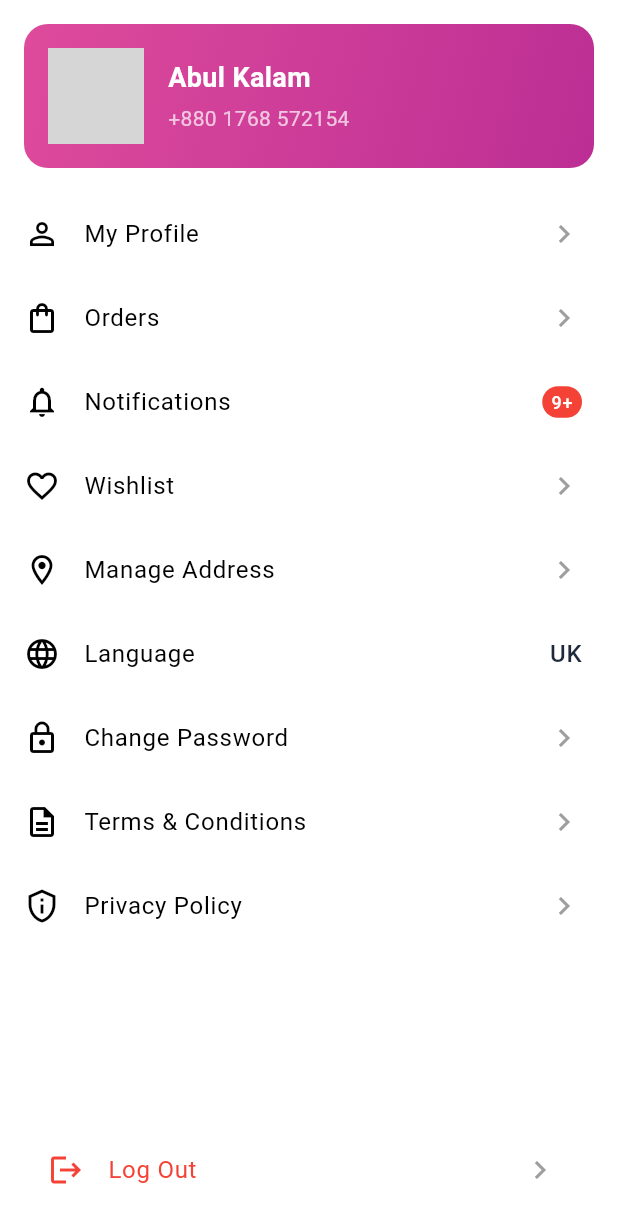
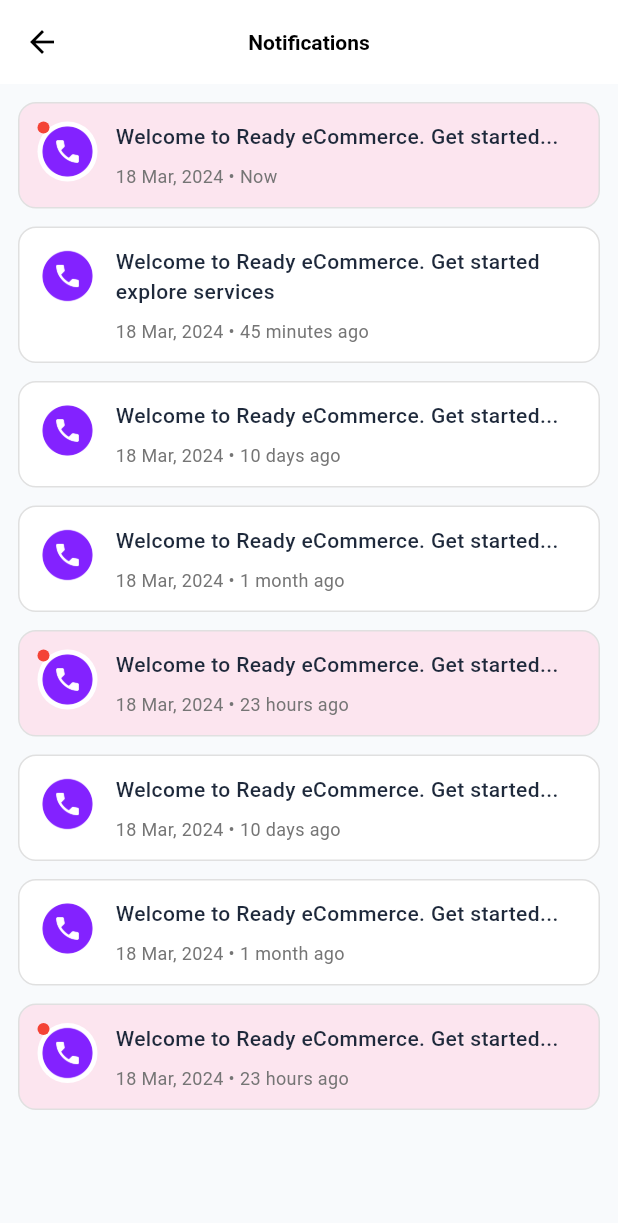
Before and after one commit to mdshakilhossain720/E-Commerce-Shopping-App, a Flutter app: the ProfileScreen screen opened directly, after a tap on "Notifications", on a phone screen of 412 x 824 dp. Shown: the top 1223 px of the screen. Run offline on Flutter 3.47's test engine with Material 3 defaults, Android fonts, the phone set to English and light mode, and no system bars; our stand-ins replace dio, firebase_messaging, flutter_form_builder, flutter_local_notifications, flutter_riverpod, flutter_screenutil and 5 more; accounts and stored records are empty; Roboto replaces fonts that are missing (Poppins); project files that could hold a hidden picture were left out; grey boxes are pictures that could not be loaded.

Commit message:
notifaction page

```diff
--- a/lib/screens/profile_page/notifaction_screen.dart
+++ b/lib/screens/profile_page/notifaction_screen.dart
@@ -0,0 +1,147 @@
+import 'package:flutter/material.dart';
+
+class NotificationScreen extends StatelessWidget {
+  const NotificationScreen({super.key});
+
+  @override
+  Widget build(BuildContext context) {
+    final notifications = [
+      {
+        'title': 'Welcome to Ready eCommerce. Get started...',
+        'time': 'Now',
+        'date': '18 Mar, 2024',
+        'isNew': true,
+      },
+      {
+        'title': 'Welcome to Ready eCommerce. Get started explore services',
+        'time': '45 minutes ago',
+        'date': '18 Mar, 2024',
+      },
+      {
+        'title': 'Welcome to Ready eCommerce. Get started...',
+        'time': '10 days ago',
+        'date': '18 Mar, 2024',
+      },
+      {
+        'title': 'Welcome to Ready eCommerce. Get started...',
+        'time': '1 month ago',
+        'date': '18 Mar, 2024',
+      },
+      {
+        'title': 'Welcome to Ready eCommerce. Get started...',
+        'time': '23 hours ago',
+        'date': '18 Mar, 2024',
+        'isNew': true,
+      },
+      {
+        'title': 'Welcome to Ready eCommerce. Get started...',
+        'time': '10 days ago',
+        'date': '18 Mar, 2024',
+      },
+      {
+        'title': 'Welcome to Ready eCommerce. Get started...',
+        'time': '1 month ago',
+        'date': '18 Mar, 2024',
+      },
+      {
+        'title': 'Welcome to Ready eCommerce. Get started...',
+        'time': '23 hours ago',
+        'date': '18 Mar, 2024',
+        'isNew': true,
+      },
+    ];
+
+    return Scaffold(
+      appBar: AppBar(
+        backgroundColor: Colors.white,
+        elevation: 0,
+        leading: IconButton(
+          icon: const Icon(Icons.arrow_back, color: Colors.black),
+          onPressed: () => Navigator.pop(context),
+        ),
+        title: const Text(
+          'Notifications',
+          style: TextStyle(color: Colors.black, fontWeight: FontWeight.bold),
+        ),
+        centerTitle: true,
+      ),
+      body: ListView.separated(
+        padding: const EdgeInsets.all(12),
+        separatorBuilder: (_, __) => const SizedBox(height: 12),
+        itemCount: notifications.length,
+        itemBuilder: (context, index) {
+          final notif = notifications[index];
+          return _buildNotificationItem(
+            title: notif['title']! as String,
+            date: notif['date']! as String,
+            time: notif['time']! as String,
+
+            isNew: notif['isNew'] == true,
+          );
+        },
+      ),
+    );
+  }
+
+  Widget _buildNotificationItem({
+    required String title,
+    required String date,
+    required String time,
+    bool isNew = false,
+  }) {
+    return Container(
+      decoration: BoxDecoration(
+        color: isNew ? const Color(0xFFFCE5EF) : Colors.white,
+        borderRadius: BorderRadius.circular(12),
+        border: Border.all(color: Colors.grey.shade300),
+      ),
+      padding: const EdgeInsets.all(12),
+      child: Row(
+        crossAxisAlignment: CrossAxisAlignment.start,
+        children: [
+          Stack(
+            children: [
+              const CircleAvatar(
+                backgroundColor: Colors.white,
+                backgroundImage: AssetImage('assets/png/call.png'),
+              ),
+              if (isNew)
+                Positioned(
+                  top: 0,
+                  left: 0,
+                  child: Container(
+                    width: 8,
+                    height: 8,
+                    decoration: const BoxDecoration(
+                      color: Colors.red,
+                      shape: BoxShape.circle,
+                    ),
+                  ),
+                ),
+            ],
+          ),
+          const SizedBox(width: 12),
+          Expanded(
+            child: Column(
+              crossAxisAlignment: CrossAxisAlignment.start,
+              children: [
+                Text(
+                  title,
+                  style: const TextStyle(
+                    fontWeight: FontWeight.w500,
+                    fontSize: 14,
+                  ),
+                ),
+                const SizedBox(height: 8),
+                Text(
+                  '$date • $time',
+                  style: TextStyle(color: Colors.grey[600], fontSize: 12),
+                ),
+              ],
+            ),
+          ),
+        ],
+      ),
+    );
+  }
+}
--- a/lib/screens/profile_page/profile_screen.dart
+++ b/lib/screens/profile_page/profile_screen.dart
@@ -1,7 +1,9 @@
 import 'package:flutter/material.dart';
 
+import 'notifaction_screen.dart';
+
 class ProfileScreen extends StatelessWidget {
-  const ProfileScreen({Key? key}) : super(key: key);
+  const ProfileScreen({super.key});
 
   @override
   Widget build(BuildContext context) {
@@ -17,7 +19,12 @@
             _buildMenuItem(Icons.shopping_bag_outlined, 'Orders'),
             _buildMenuItem(
               ontap: () {
-                Navigator.pushNamed(context, '/notification');
+                Navigator.push(
+                  context,
+                  MaterialPageRoute(
+                    builder: (context) => const NotificationScreen(),
+                  ),
+                );
               },
 
               Icons.notifications_outlined,
@@ -59,7 +66,7 @@
             Padding(
               padding: const EdgeInsets.all(16.0),
               child: _buildMenuItem(Icons.logout, 'Log Out', color: Colors.red),
-            )
+            ),
           ],
         ),
       ),
@@ -83,7 +90,7 @@
           children: [
             const CircleAvatar(
               radius: 32,
-              backgroundImage: AssetImage('assets/images/profile.jpg'),
+              backgroundImage: AssetImage('assets/images/facebook.png'),
             ),
             const SizedBox(width: 16),
             Column(
@@ -91,7 +98,11 @@
               children: const [
                 Text(
                   'Abul Kalam',
-                  style: TextStyle(color: Colors.white, fontSize: 18, fontWeight: FontWeight.bold),
+                  style: TextStyle(
+                    color: Colors.white,
+                    fontSize: 18,
+                    fontWeight: FontWeight.bold,
+                  ),
                 ),
                 SizedBox(height: 4),
                 Text(
@@ -99,20 +110,25 @@
                   style: TextStyle(color: Colors.white70),
                 ),
               ],
-            )
+            ),
           ],
         ),
       ),
     );
   }
 
-  Widget _buildMenuItem(IconData icon, String title, {Widget? trailing, Color color = Colors.black,
-    Function()? ontap}) {
+  Widget _buildMenuItem(
+    IconData icon,
+    String title, {
+    Widget? trailing,
+    Color color = Colors.black,
+    Function()? ontap,
+  }) {
     return ListTile(
       leading: Icon(icon, color: color),
       title: Text(title, style: TextStyle(color: color)),
       trailing: trailing ?? const Icon(Icons.chevron_right, color: Colors.grey),
-      onTap:ontap
+      onTap: ontap,
     );
   }
 }
```
